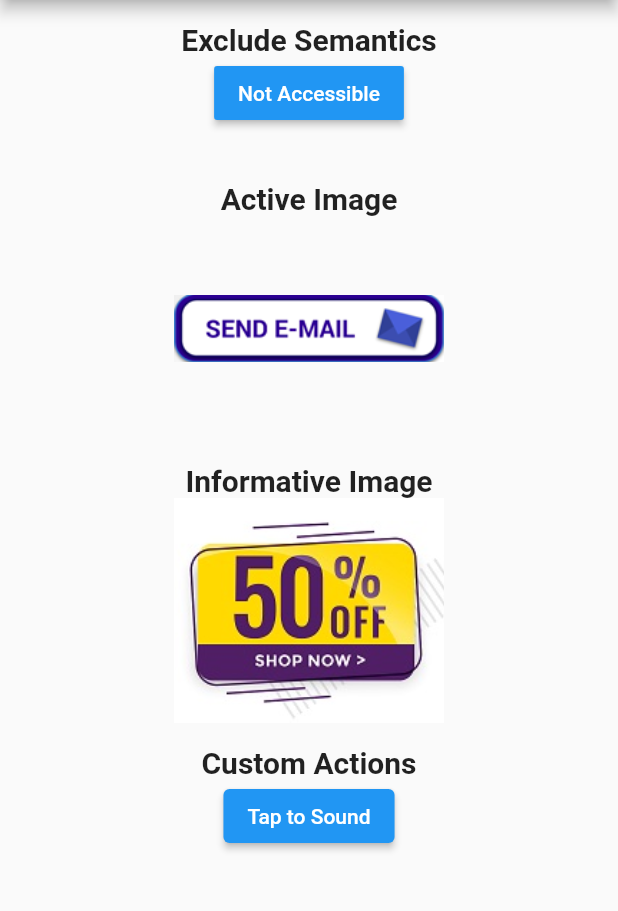
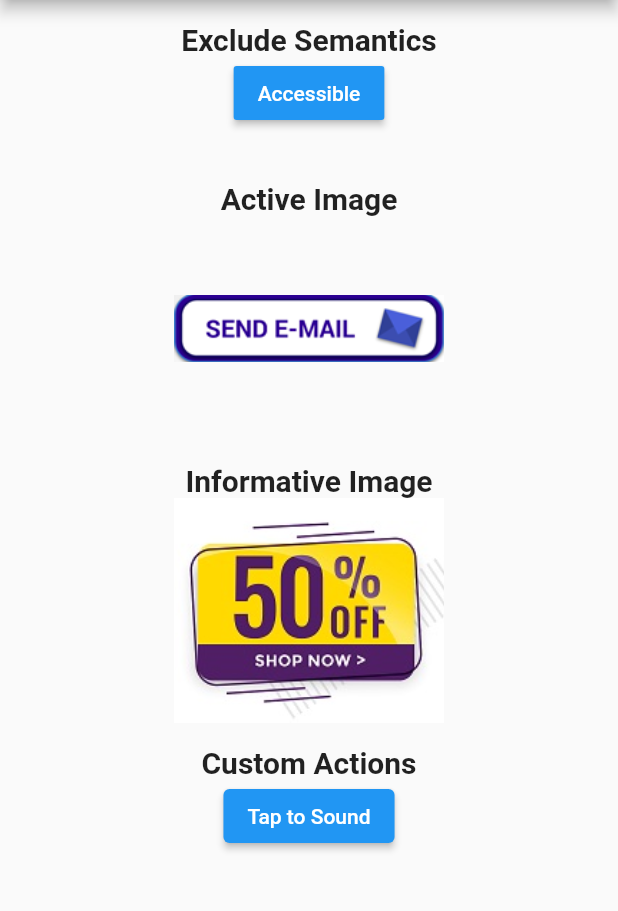
Before and after one commit to KrishnaStv/flutter-a11y-demo, a Flutter app: the ImageAccessibilitychecks screen opened directly, on a phone screen of 412 x 824 dp, the part 84-995 px from its top. Run offline on Flutter 3.47's test engine with Material 2 defaults, Android fonts, the phone set to English and light mode, and no system bars.

Commit message:
Final project with fixes

```diff
--- a/lib/ImagesAccessibility.dart
+++ b/lib/ImagesAccessibility.dart
@@ -52,12 +52,12 @@ class ImageAccessibilitychecks extends StatelessWidget {
             ),
 
             Semantics(
-              excludeSemantics: true,
+              excludeSemantics: false,
               child: MaterialButton(
                 onPressed: () {},
                 color: Colors.blue,
                 textColor: Colors.white,
-                child: Text("Not Accessible"),
+                child: Text("Accessible"),
               ),
             ),
             SizedBox(
@@ -89,7 +89,7 @@ class ImageAccessibilitychecks extends StatelessWidget {
                   child: activeImage,
                 )
               ),
-              // label: 'Send E-mail',
+              label: 'Send E-mail',
             ),
 
             SizedBox(
@@ -108,7 +108,7 @@ class ImageAccessibilitychecks extends StatelessWidget {
               child: Container(
                   child: infoImage
               ),
-              // label: '50% off shop now',
+               label: '50% off shop now',
             ),
 
             SizedBox(
@@ -137,18 +137,18 @@ class ImageAccessibilitychecks extends StatelessWidget {
                   );
                 },
               ),
-              // customSemanticsActions: {
-              //   CustomSemanticsAction(label: "Custom Action"): () {
-              //     debugPrint("custom action performed");
-              //     final scaffold = ScaffoldMessenger.of(context);
-              //     scaffold.showSnackBar(
-              //       SnackBar(
-              //         content: Text("Its Custom Action"),
-              //         action: SnackBarAction(label: 'Okay', onPressed: scaffold.hideCurrentSnackBar),
-              //       ),
-              //     );
-              //   },
-              // },
+              customSemanticsActions: {
+                CustomSemanticsAction(label: "Custom Action"): () {
+                  debugPrint("custom action performed");
+                  final scaffold = ScaffoldMessenger.of(context);
+                  scaffold.showSnackBar(
+                    SnackBar(
+                      content: Text("Its Custom Action"),
+                      action: SnackBarAction(label: 'Okay', onPressed: scaffold.hideCurrentSnackBar),
+                    ),
+                  );
+                },
+              },
             ),
           ],
         ),
```
Also changed, not shown: lib/TablesAccessibility.dart (+4 -4 lines).
